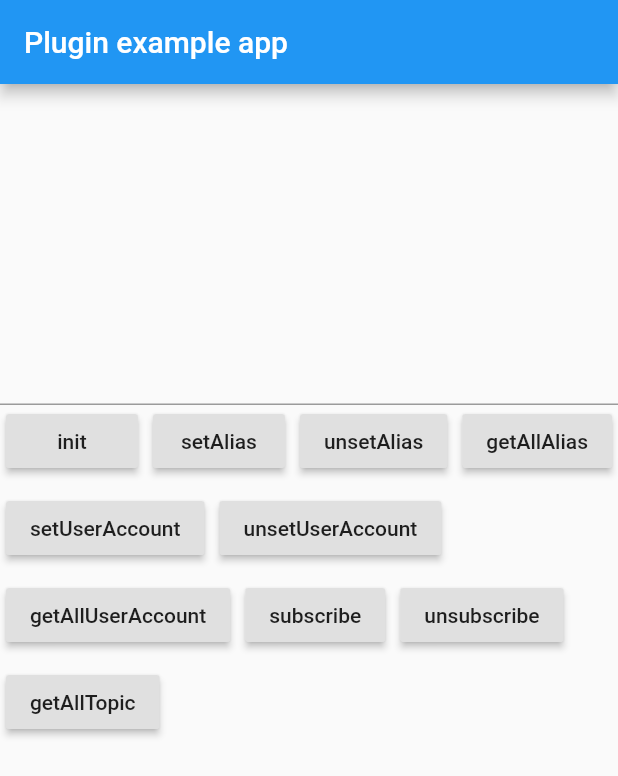
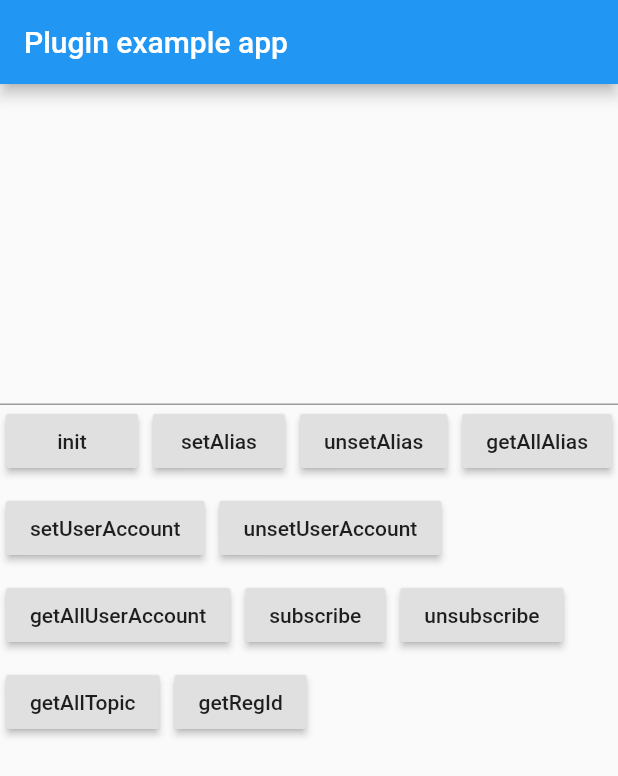
Before and after one commit to JiangJuHong/FlutterXiaoMiPushPlugin, a Flutter app: the screen it shows after launch, on a phone screen of 412 x 824 dp. Shown: the top 776 px of the screen. Run offline on Flutter 3.47's test engine with Material 2 defaults, Android fonts, the phone set to English and light mode, and no system bars.

Commit message:
添加获取 getRegId 的方法

```diff
--- a/example/lib/main.dart
+++ b/example/lib/main.dart
@@ -41,6 +41,8 @@ class _MyAppState extends State<MyApp> {
           XiaoMiPushPlugin.unsubscribe(topic: "test", category: "test"),
       "getAllTopic": () async =>
           controller.text = jsonEncode(await XiaoMiPushPlugin.getAllTopic()),
+      "getRegId": () async =>
+          controller.text = await XiaoMiPushPlugin.getRegId(),
     };
 
     XiaoMiPushPlugin.addListener(onXiaoMiPushListener);
--- a/lib/xiao_mi_push_plugin.dart
+++ b/lib/xiao_mi_push_plugin.dart
@@ -130,4 +130,9 @@ class XiaoMiPushPlugin {
     }
     listener.removeListener(func);
   }
+
+  /// 获取客户端的 RegId
+  static Future<String> getRegId() async {
+    return await _channel.invokeMethod('getRegId');
+  }
 }
```
Also changed, not shown: 1 other file.
